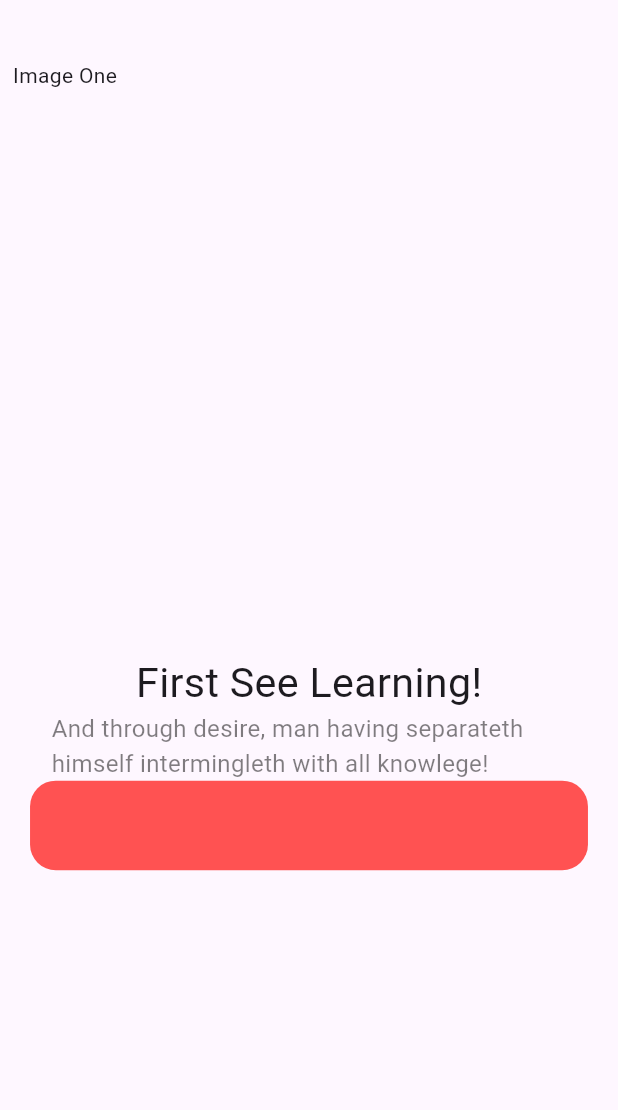
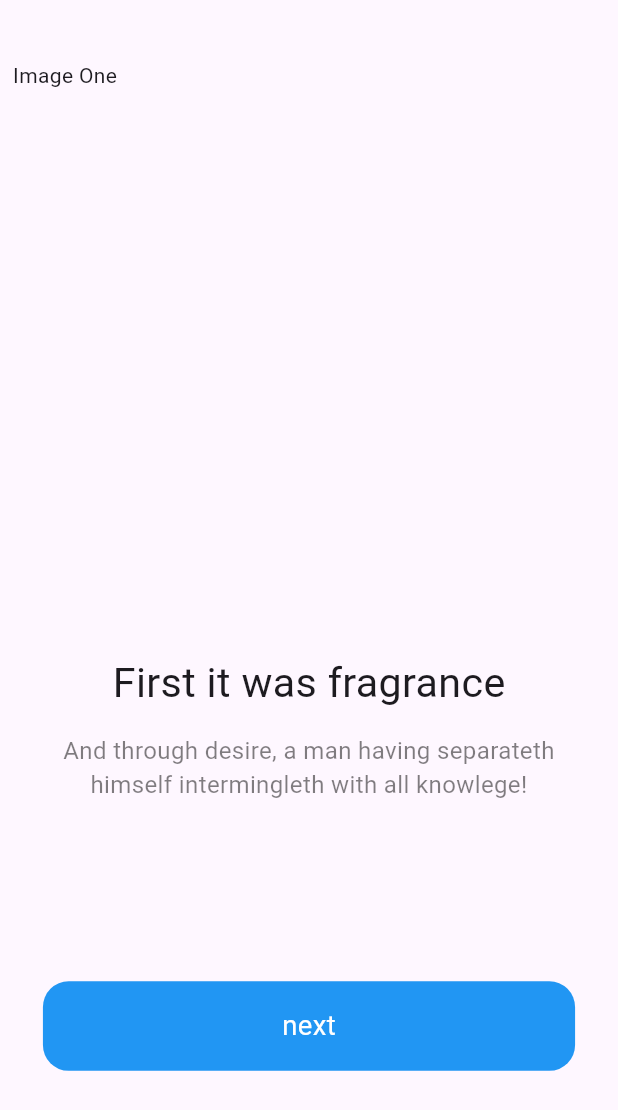
Before and after one commit to Dejito/Shop-App-using-BLoC, a Flutter app: the screen it shows after launch, on a phone screen of 412 x 824 dp. Shown: the top 1110 px of the screen. Run offline on Flutter 3.47's test engine with Material 3 defaults, Android fonts, the phone set to English and light mode, and no system bars; our stand-ins replace bloc, flutter_bloc, flutter_screenutil.

Commit message:
pageview added

```diff
--- a/lib/welcome_screen.dart
+++ b/lib/welcome_screen.dart
@@ -20,46 +20,27 @@ class _WelcomeState extends State<Welcome> {
             children: [
               PageView(
                 children: [
-                  Column(
-                    children: [
-                      SizedBox(
-                        width: 345.w, height: 345.w,
-                        child: const Text(
-                            "Image One"
-                        ),
-                      ),
-                      Container(
-                        child: Text(
-                          "First See Learning!",
-                          style: TextStyle(
-                            fontSize: 24.sp,
-
-                          ),
-                        ),
-                      ),
-                      Container(
-                        width: 375.w,
-                        padding: EdgeInsets.symmetric(horizontal: 30.w),
-                        child: Text(
-                          "And through desire, man having separateth himself intermingleth with all knowlege!",
-                          style: TextStyle(
-                            color: Colors.black.withOpacity(.5),
-                            fontSize: 14.sp,
-
-                          ),
-                        ),
-                      ),
-                      Container(
-                        width: 325.w,
-                        height: 50.h,
-                        decoration: BoxDecoration(
-                          color: Colors.redAccent,
-                          borderRadius: BorderRadius.all(Radius.circular(15.w))
-                        ),
-                      )
-                    ],
+                  _page(
+                    1,
+                    context,
+                    'next',
+                    "First it was fragrance",
+                    "And through desire, a man having separateth himself intermingleth with all knowlege!",
+                  ),
+                  _page(
+                    2,
+                    context,
+                    'next',
+                    "Connect with everyone",
+                    "Then it turned to fire, my worship is my weapon, this is how I win my battles",
+                  ),
+                  _page(
+                    3,
+                    context,
+                    'get started',
+                    "This is how I win",
+                    "And through desire, a man having separateth himself intermingleth with all knowlege!"
                   )
-
                 ],
               )
             ],
@@ -69,3 +50,61 @@ class _WelcomeState extends State<Welcome> {
     );
   }
 }
+
+Widget _page(int index, BuildContext context, String buttonName, String title,
+    String subtitle) {
+  return Column(
+    children: [
+      SizedBox(
+        width: 345.w,
+        height: 345.w,
+        child: const Text("Image One"),
+      ),
+      Container(
+        child: Text(
+          title,
+          style: TextStyle(
+            fontSize: 24.sp,
+          ),
+        ),
+      ),
+      Container(
+        margin: EdgeInsets.only(top: 12.h),
+        width: 375.w,
+        padding: EdgeInsets.symmetric(horizontal: 30.w),
+        child: Text(
+          subtitle,
+          style: TextStyle(
+            color: Colors.black.withOpacity(.5),
+            fontSize: 14.sp,
+          ),
+          textAlign: TextAlign.center,
+        ),
+      ),
+      Container(
+        margin: EdgeInsets.only(top: 100.h, left: 25.w, right: 25.w),
+        width: 325.w,
+        height: 50.h,
+        decoration: BoxDecoration(
+          color: Colors.blue,
+          borderRadius: BorderRadius.all(Radius.circular(15.w)),
+          // boxShadow: BoxShadow(
+          //   color: Colors.grey.withOpacity(0.1),
+          //   spreadRadius: 1,
+          //   blurRadius: 2,
+          //   offset: Offset(0, 1)
+          // ),
+        ),
+        child: Center(
+          child: Text(
+            buttonName,
+            style: TextStyle(
+              color: Colors.white,
+              fontSize: 16.sp,
+            ),
+          ),
+        ),
+      )
+    ],
+  );
+}
--- a/pubspec.yaml
+++ b/pubspec.yaml
@@ -38,6 +38,7 @@ dependencies:
   flutter_bloc: ^8.1.3
   equatable: ^2.0.5
   flutter_screenutil: ^5.9.0
+  dots_indicator:
 
 dev_dependencies:
   flutter_test:
```
Also changed, not shown: pubspec.lock.
